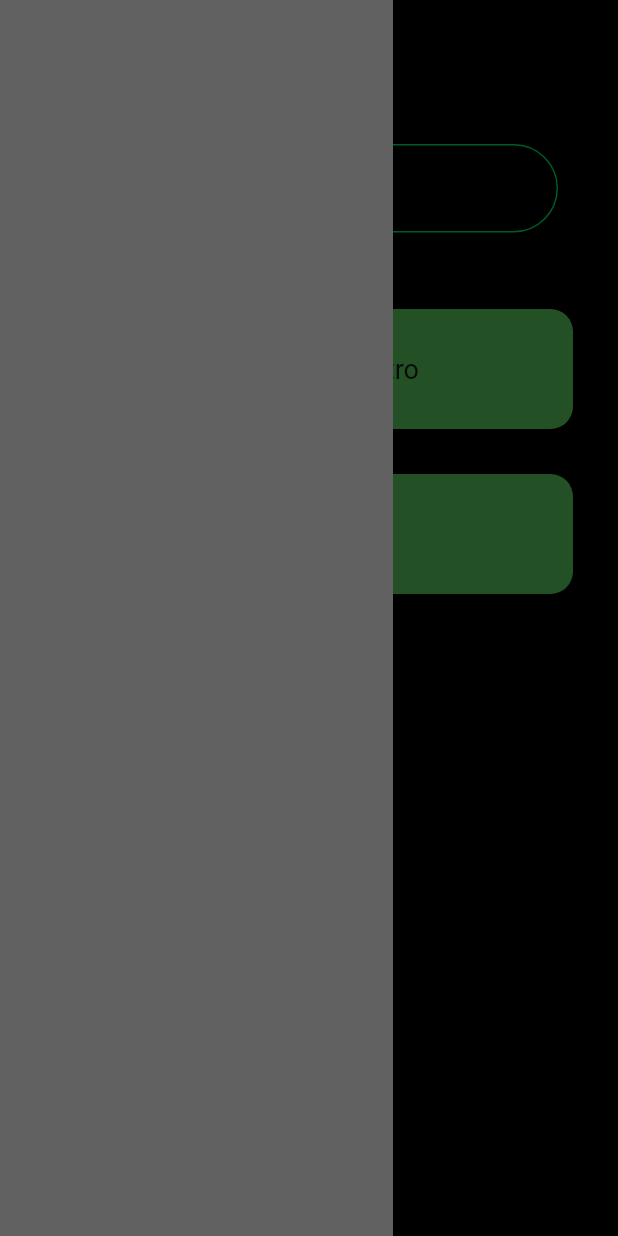
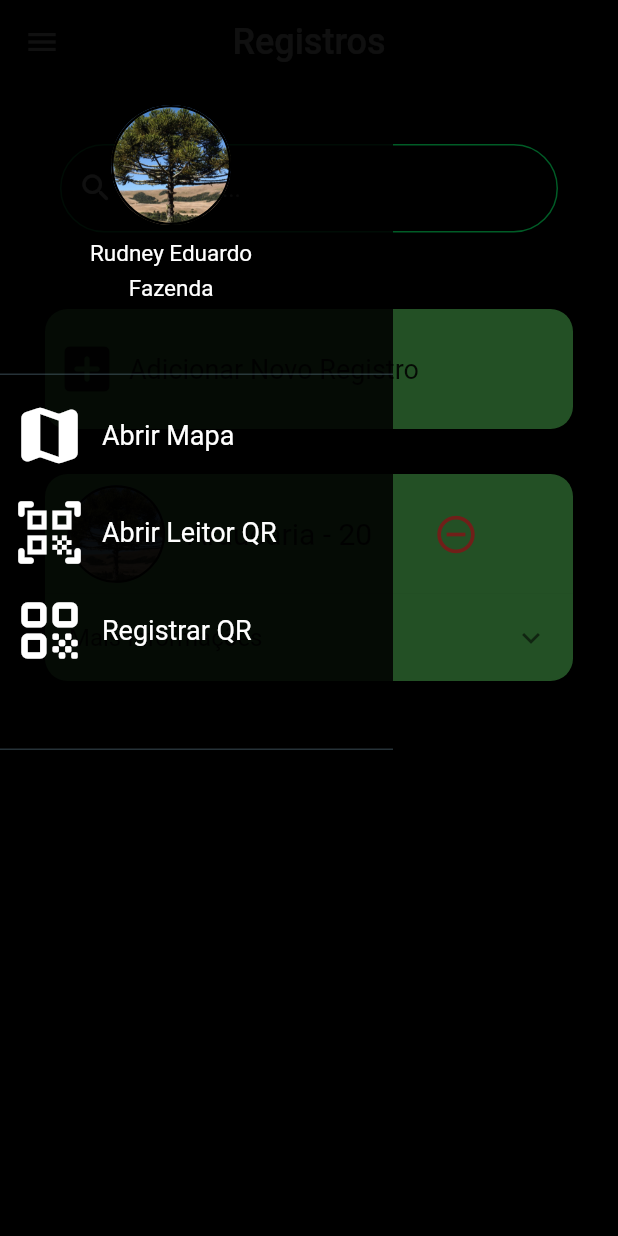
Before and after one commit to JonnyPu2000/Tree-Finder, a Flutter app: the Registro screen opened directly, with the side drawer open, on a phone screen of 412 x 824 dp. Run offline on Flutter 3.47's test engine with Material 2 defaults, Android fonts, the phone set to English and light mode, and no system bars; our stand-ins replace flutter_map, geolocator, google_maps_flutter.

Commit message:
Update Telas

```diff
--- a/lib/TelaRegistro.dart
+++ b/lib/TelaRegistro.dart
@@ -1,4 +1,6 @@
 import 'package:flutter/material.dart';
+import 'widgets/createSearchBar.dart';
+import "widgets/createRegister.dart";
 
 class Registro extends StatelessWidget {
   @override
@@ -43,68 +45,154 @@ class Registro extends StatelessWidget {
                     ],
                   ),
                 ),
-                createRegister(
-                    "Araucaria", "assets/images/araucaria.jpg", "20"),
+                createRegister("Araucaria", "assets/images/araucaria.jpg", "20",
+                    "Observações: Podar em 26/10/2020 \nAltura: 15.0m \nIdade: 20 anos"),
               ],
             ))
           ],
         ),
-        drawer: Container(
-            margin: EdgeInsets.only(right: 150), color: Colors.grey[700]));
+        drawer: Column(
+          children: [
+            Container(
+              margin: EdgeInsets.only(right: 150),
+              height: 250,
+              decoration: BoxDecoration(
+                  color: Colors.black87,
+                  border: Border(
+                      bottom:
+                          BorderSide(color: Colors.blueGrey.withOpacity(0.4)))),
+              child: Row(
+                children: [
+                  Padding(
+                    padding: EdgeInsets.only(top: 70, left: 60),
+                    child: Column(
+                      children: [
+                        Container(
+                            height: 80,
+                            width: 80,
+                            decoration: BoxDecoration(
+                                border:
+                                    Border.all(color: Colors.black, width: 1.5),
+                                borderRadius: BorderRadius.circular(100),
+                                image: DecorationImage(
+                                    image: AssetImage(
+                                        "assets/images/araucaria.jpg"),
+                                    fit: BoxFit.cover))),
+                        Padding(
+                          padding: const EdgeInsets.only(top: 10.0),
+                          child: Text("Rudney Eduardo",
+                              style: TextStyle(
+                                color: Colors.white,
+                                fontSize: 15,
+                              )),
+                        ),
+                        Padding(
+                          padding: const EdgeInsets.only(top: 5.0),
+                          child: Text("Fazenda",
+                              style: TextStyle(
+                                color: Colors.white,
+                                fontSize: 15,
+                              )),
+                        )
+                      ],
+                    ),
+                  ),
+                ],
+              ),
+            ),
+            Container(
+              margin: EdgeInsets.only(right: 150),
+              height: 250,
+              decoration: BoxDecoration(
+                  color: Colors.black87,
+                  border: Border(
+                      bottom:
+                          BorderSide(color: Colors.blueGrey.withOpacity(0.4)))),
+              child: Column(children: [
+                Padding(
+                  padding: const EdgeInsets.only(left: 8, top: 15.0),
+                  child: Row(
+                    children: [
+                      Icon(
+                        Icons.map_rounded,
+                        color: Colors.white,
+                        size: 50,
+                      ),
+                      Padding(
+                        padding: const EdgeInsets.only(left: 10.0),
+                        child: InkWell(
+                          onTap: () {
+                            print("Rudney da o cu");
+                          },
+                          child: Text(
+                            "Abrir Mapa",
+                            style: TextStyle(color: Colors.white, fontSize: 18),
+                          ),
+                        ),
+                      )
+                    ],
+                  ),
+                ),
+                Padding(
+                  padding: const EdgeInsets.only(left: 8, top: 15.0),
+                  child: Row(
+                    children: [
+                      Icon(
+                        Icons.qr_code_scanner_rounded,
+                        color: Colors.white,
+                        size: 50,
+                      ),
+                      Padding(
+                        padding: const EdgeInsets.only(left: 10.0),
+                        child: InkWell(
+                          onTap: () {
+                            print("Rudney da o cu");
+                          },
+                          child: Text(
+                            "Abrir Leitor QR",
+                            style: TextStyle(color: Colors.white, fontSize: 18),
+                          ),
+                        ),
+                      )
+                    ],
+                  ),
+                ),
+                Padding(
+                  padding: const EdgeInsets.only(left: 8, top: 15.0),
+                  child: Row(
+                    children: [
+                      Icon(
+                        Icons.qr_code_rounded,
+                        color: Colors.white,
+                        size: 50,
+                      ),
+                      Padding(
+                        padding: const EdgeInsets.only(left: 10.0),
+                        child: InkWell(
+                          onTap: () {
+                            print("Rudney da o cu");
+                          },
+                          child: Text(
+                            "Registrar QR",
+                            style: TextStyle(color: Colors.white, fontSize: 18),
+                          ),
+                        ),
+                      )
+                    ],
+                  ),
+                ),
+              ]),
+            ),
+            Container(
+              margin: EdgeInsets.only(right: 150),
+              height: 343,
+              decoration: BoxDecoration(
+                  color: Colors.black87,
+                  border: Border(
+                      bottom:
+                          BorderSide(color: Colors.blueGrey.withOpacity(0.4)))),
+            )
+          ],
+        ));
   }
 }
-
-Widget createRegister(arvoreNome, arvoreFoto, idArvore) {
-  return Container(
-    margin: EdgeInsets.only(left: 30, right: 30, bottom: 30),
-    height: 80,
-    decoration: BoxDecoration(
-        color: Colors.green, borderRadius: BorderRadius.circular(15)),
-    child: Row(
-      children: [
-        Container(
-            margin: EdgeInsets.only(
-              left: 15,
-              right: 15,
-            ),
-            height: 65,
-            width: 65,
-            decoration: BoxDecoration(
-                border: Border.all(color: Colors.black, width: 1.5),
-                borderRadius: BorderRadius.circular(100),
-                image: DecorationImage(
-                    image: AssetImage(arvoreFoto), fit: BoxFit.cover))),
-        Text("$arvoreNome - $idArvore",
-            style: TextStyle(
-              fontSize: 20,
-              fontWeight: FontWeight.w400,
-            ))
-      ],
-    ),
-  );
-}
-
-Widget createSearchBar(hint) {
-  return Container(
-      height: 60,
-      margin: EdgeInsets.all(40),
-      child: TextField(
-        style: TextStyle(
-          fontSize: 16,
-          color: Colors.white,
-        ),
-        decoration: InputDecoration(
-          prefixIcon: Icon(Icons.search_rounded, color: Colors.white),
-          hintText: hint,
-          hintStyle: TextStyle(color: Colors.grey),
-          filled: true,
-          fillColor: Colors.black87.withOpacity(0.9),
-          enabledBorder: OutlineInputBorder(
-              borderRadius: BorderRadius.circular(30),
-              borderSide: BorderSide(color: Colors.greenAccent[700])),
-          focusedBorder: OutlineInputBorder(
-              borderRadius: BorderRadius.circular(30),
-              borderSide: BorderSide(color: Colors.greenAccent[700])),
-        ),
-      ));
-}
--- /dev/null
+++ b/lib/widgets/createRegister.dart
@@ -0,0 +1,68 @@
+import "package:flutter/material.dart";
+
+Widget createRegister(arvoreNome, arvoreFoto, idArvore, infoArvore) {
+  return Column(
+    children: [
+      Container(
+        margin: EdgeInsets.only(
+          left: 30,
+          right: 30,
+        ),
+        height: 80,
+        decoration: BoxDecoration(
+            color: Colors.green,
+            borderRadius: BorderRadius.only(
+              topLeft: Radius.circular(15),
+              topRight: Radius.circular(15),
+            )),
+        child: Row(
+          children: [
+            Container(
+                margin: EdgeInsets.only(
+                  left: 15,
+                  right: 15,
+                ),
+                height: 65,
+                width: 65,
+                decoration: BoxDecoration(
+                    border: Border.all(color: Colors.black, width: 1.5),
+                    borderRadius: BorderRadius.circular(100),
+                    image: DecorationImage(
+                        image: AssetImage(arvoreFoto), fit: BoxFit.cover))),
+            Text("$arvoreNome - $idArvore",
+                style: TextStyle(
+                  fontSize: 20,
+                  fontWeight: FontWeight.w400,
+                )),
+            Padding(
+              padding: const EdgeInsets.only(left: 32),
+              child: IconButton(
+                  icon: Icon(
+                    Icons.remove_circle_outline,
+                    size: 30,
+                    color: Colors.red,
+                  ),
+                  onPressed: null),
+            )
+          ],
+        ),
+      ),
+      Card(
+        color: Colors.green,
+        margin: EdgeInsets.only(left: 30, right: 30, bottom: 30),
+        shape: RoundedRectangleBorder(
+            borderRadius: BorderRadius.only(
+          bottomLeft: Radius.circular(15),
+          bottomRight: Radius.circular(15),
+        )),
+        child: ExpansionTile(
+          childrenPadding: EdgeInsets.all(8),
+          title: Text("Mais Informações"),
+          children: [
+            Text(infoArvore),
+          ],
+        ),
+      ),
+    ],
+  );
+}
--- /dev/null
+++ b/lib/widgets/createSearchBar.dart
@@ -0,0 +1,26 @@
+import "package:flutter/material.dart";
+
+Widget createSearchBar(hint) {
+  return Container(
+      height: 60,
+      margin: EdgeInsets.all(40),
+      child: TextField(
+        style: TextStyle(
+          fontSize: 16,
+          color: Colors.white,
+        ),
+        decoration: InputDecoration(
+          prefixIcon: Icon(Icons.search_rounded, color: Colors.white),
+          hintText: hint,
+          hintStyle: TextStyle(color: Colors.grey),
+          filled: true,
+          fillColor: Colors.black87.withOpacity(0.9),
+          enabledBorder: OutlineInputBorder(
+              borderRadius: BorderRadius.circular(30),
+              borderSide: BorderSide(color: Colors.greenAccent[700])),
+          focusedBorder: OutlineInputBorder(
+              borderRadius: BorderRadius.circular(30),
+              borderSide: BorderSide(color: Colors.greenAccent[700])),
+        ),
+      ));
+}
```
